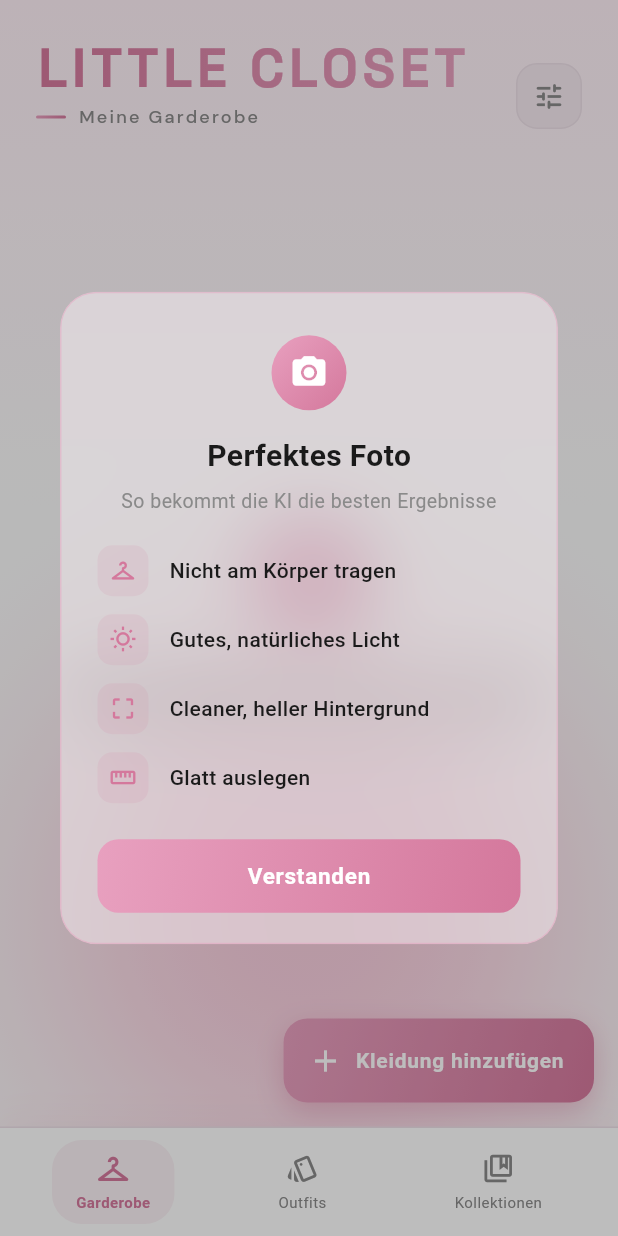
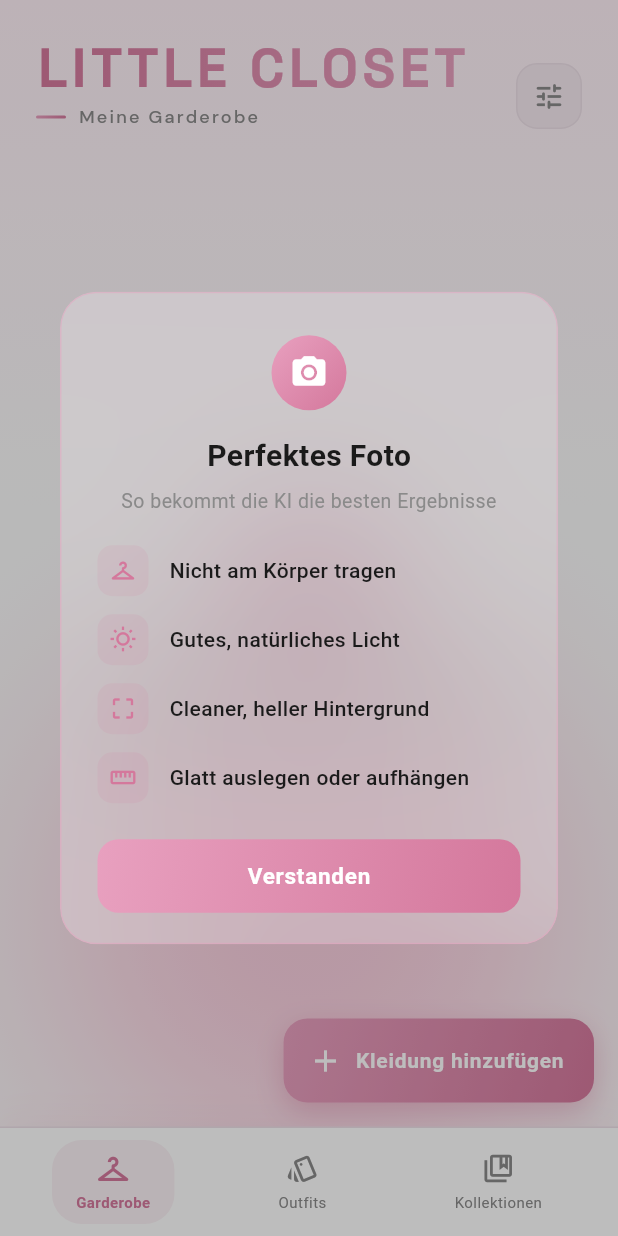
Before and after one commit to chaarlottebrueckner/little_closet, a Flutter app: the screen it shows after launch, after a tap on "Kleidung hinzufügen", on a phone screen of 412 x 824 dp. Run offline on Flutter 3.47's test engine with Material 3 defaults, Android fonts, the phone set to English and light mode, and no system bars; drawn by our look-alikes of flutter_animate; our stand-ins replace dio, drift, drift_sqflite, flutter_dotenv, flutter_riverpod, google_fonts and 2 more; accounts and stored records are empty; generated files the repository leaves out were written again.

Commit message:
little fixes

```diff
--- a/lib/core/constants/app_constants.dart
+++ b/lib/core/constants/app_constants.dart
@@ -76,7 +76,7 @@ class AppConstants {
   static const List<String> styleTags = [
     'Casual', 'Chic', 'Business', 'Sport', 'Party',
     'Romantic', 'Edgy', 'Minimalist', 'Boho', 'Y2K',
-    'Streetwear', 'Preppy', 'Grunge',
+    'Streetwear', 'Preppy', 'Grunge', 'Vintage', 'Elegant',
   ];
 
   // Weather tags
--- a/lib/core/theme/app_theme.dart
+++ b/lib/core/theme/app_theme.dart
@@ -6,14 +6,14 @@ class LCColors {
 
   // Core Palette
   static const background = Color(0xFFFAFAFA);
-  static const primary = Color(0xFFD4789C);     // Cool Mauve-Rosa
-  static const accent = Color(0xFFE8A0BF);       // Lighter highlight
-  static const deep = Color(0xFF9B4F72);          // Dark contrast
-  static const chrome = Color(0xFFC0C0C0);        // Silver / metallic
-  static const textDark = Color(0xFF1A1A1A);      // Almost black
-  static const textMuted = Color(0xFF8A8A8A);     // Subtle text
-  static const surface = Color(0xFFFFFFFF);       // Card surfaces
-  static const surfaceGlass = Color.fromARGB(153, 255, 255, 255);  // Glassmorphism
+  static const primary = Color(0xFFD4789C);
+  static const accent = Color(0xFFE8A0BF);
+  static const deep = Color(0xFF9B4F72);
+  static const chrome = Color(0xFFC0C0C0);
+  static const textDark = Color(0xFF1A1A1A);
+  static const textMuted = Color(0xFF8A8A8A);
+  static const surface = Color(0xFFFFFFFF);
+  static const surfaceGlass = Color.fromARGB(153, 255, 255, 255);
 
   // Gradients
   static const gradientPink = LinearGradient(
@@ -40,10 +40,10 @@ class LCGlass {
 
   //maybe change here
   // Blur strength
-  static const double blurSigma = 24.0;
+  static const double blurSigma =50.0;
 
   // Sheet background: warm white-pink tint
-  static const Color sheetColor = Color.fromARGB(117, 255, 246, 250); // ~35% opacity
+  static const Color sheetColor = Color.fromARGB(69, 255, 246, 250); // and change here
 
   // Border: soft pink shimmer
   static const Color borderColor = Color(0x73E8A0BF); // ~45% opacity
--- a/lib/core/widgets/photo_tips_dialog.dart
+++ b/lib/core/widgets/photo_tips_dialog.dart
@@ -60,7 +60,7 @@ class PhotoTipsDialog extends StatelessWidget {
                 const SizedBox(height: 12),
                 const _TipRow(icon: Icons.crop_free, text: 'Cleaner, heller Hintergrund'),
                 const SizedBox(height: 12),
-                const _TipRow(icon: Icons.straighten, text: 'Glatt auslegen'),
+                const _TipRow(icon: Icons.straighten, text: 'Glatt auslegen oder aufhängen'),
                 const SizedBox(height: 24),
                 SizedBox(
                   width: double.infinity,
--- a/lib/data/database/converters.dart
+++ b/lib/data/database/converters.dart
@@ -1,3 +1,6 @@
+//type converters for the Drift database
+//so we can store complex data types like lists as strings in the database.
+
 import 'dart:convert';
 import 'package:drift/drift.dart';
 
--- a/lib/data/repositories/clothing_repository.dart
+++ b/lib/data/repositories/clothing_repository.dart
@@ -1,3 +1,9 @@
+//ui doesn't ask database directly, it goes through this repository layer
+//which abstracts away the database details and provides a clean API for
+//the rest of the app to interact with clothing items. This way, if we want to change
+//our database implementation in the future, we only need to update this repository without
+// affecting the rest of the codebase.
+
 import 'dart:io';
 
 import 'package:drift/drift.dart';
--- a/lib/features/wardrobe/presentation/pages/wardrobe_page.dart
+++ b/lib/features/wardrobe/presentation/pages/wardrobe_page.dart
@@ -751,7 +751,7 @@ class _ClothingCard extends StatelessWidget {
           color: isSelected
               ? const Color(0xFFE8A0BF).withValues(alpha: 0.30)
               : (item.colors.isNotEmpty
-                      ? AppConstants.colorMap[item.colors.first] ?? Colors.white
+                      ? AppConstants.colorMap[item.colors.length > 1 ? (item.colors.firstWhere((c) => c != 'Gemustert', orElse: () => item.colors.first)) : item.colors.first] ?? Colors.white
                       : Colors.white)
                   .withValues(alpha: 0.25),
           borderRadius: BorderRadius.circular(20),
--- a/lib/shared/widgets/app_shell.dart
+++ b/lib/shared/widgets/app_shell.dart
@@ -1,3 +1,6 @@
+//bottom navigation and managing page transitions
+//navbar and currentIndex state management
+
 import 'package:flutter/material.dart';
 import 'package:flutter_animate/flutter_animate.dart';
 import '../../core/theme/app_theme.dart';
```
Also changed, not shown: 1 other file.
